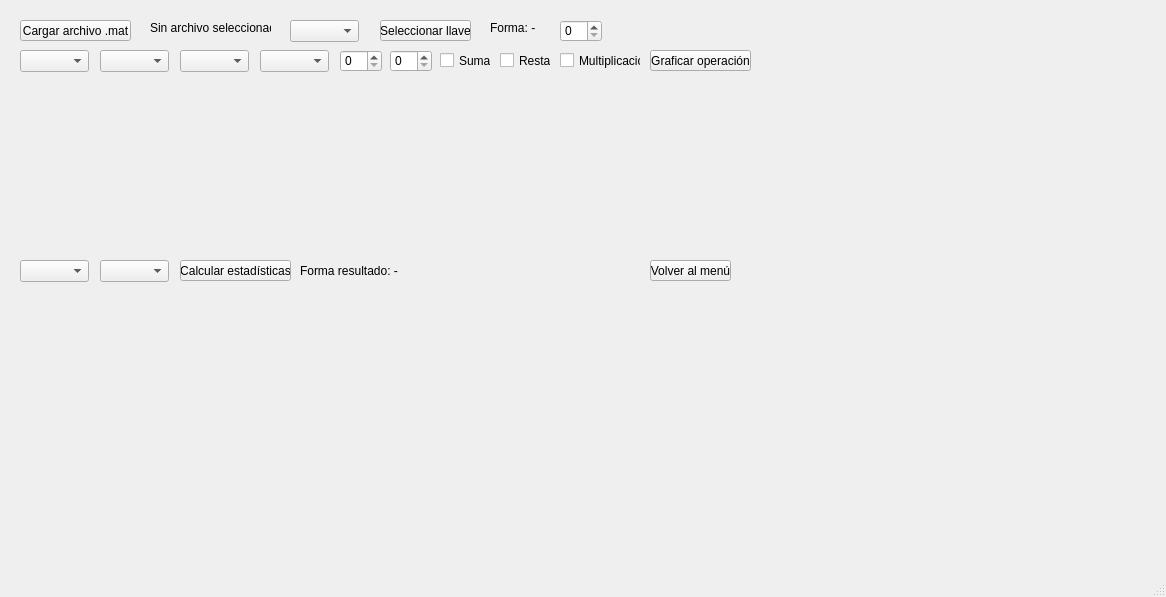
Qt form vista/ui/ventana_senales_mat.ui (santiagoagudelo17-stack/neurolens) before a commit.
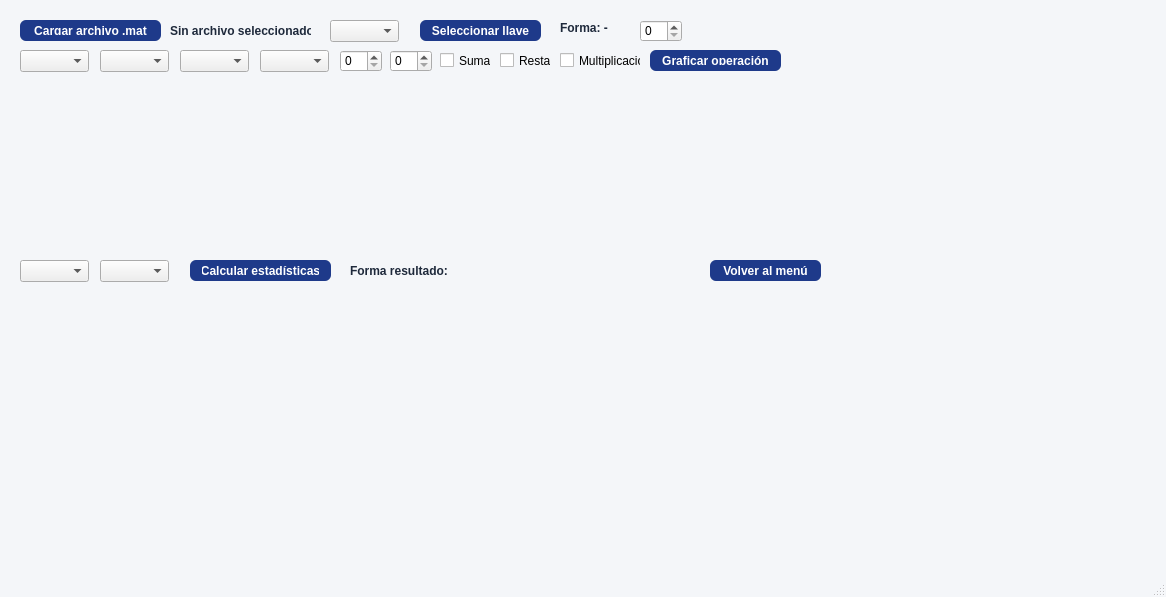
The same form after that commit.

Commit message: Personaliza estilos y colores de ventana_senales_mat.ui

```diff
--- a/vista/ui/ventana_senales_mat.ui
+++ b/vista/ui/ventana_senales_mat.ui
@@ -13,13 +13,32 @@
   <property name="windowTitle">
    <string>MainWindow</string>
   </property>
+  <property name="styleSheet">
+   <string notr="true">QMainWindow {
+    background-color: #F4F6F9;
+}
+QPushButton {
+    background-color: #1E3A8A;
+    color: white;
+    border-radius: 6px;
+    padding: 6px 12px;
+    font-weight: bold;
+}
+QPushButton:hover {
+    background-color: #2563EB;
+}
+QLabel {
+    color: #1E293B;
+    font-weight: bold;
+}</string>
+  </property>
   <widget class="QWidget" name="centralwidget">
    <widget class="QPushButton" name="btnCargarMAT">
     <property name="geometry">
      <rect>
       <x>20</x>
       <y>20</y>
-      <width>111</width>
+      <width>141</width>
       <height>21</height>
      </rect>
     </property>
@@ -30,10 +49,10 @@
    <widget class="QLabel" name="labelArchivo">
     <property name="geometry">
      <rect>
-      <x>150</x>
+      <x>170</x>
       <y>20</y>
-      <width>121</width>
-      <height>16</height>
+      <width>141</width>
+      <height>21</height>
      </rect>
     </property>
     <property name="text">
@@ -43,7 +62,7 @@
    <widget class="QComboBox" name="comboLlaves">
     <property name="geometry">
      <rect>
-      <x>290</x>
+      <x>330</x>
       <y>20</y>
       <width>69</width>
       <height>22</height>
@@ -53,9 +72,9 @@
    <widget class="QPushButton" name="btnSeleccionarLlave">
     <property name="geometry">
      <rect>
-      <x>380</x>
+      <x>420</x>
       <y>20</y>
-      <width>91</width>
+      <width>121</width>
       <height>21</height>
      </rect>
     </property>
@@ -66,7 +85,7 @@
    <widget class="QLabel" name="labelForma">
     <property name="geometry">
      <rect>
-      <x>490</x>
+      <x>560</x>
       <y>20</y>
       <width>51</width>
       <height>16</height>
@@ -79,7 +98,7 @@
    <widget class="QSpinBox" name="spinFs">
     <property name="geometry">
      <rect>
-      <x>560</x>
+      <x>640</x>
       <y>20</y>
       <width>42</width>
       <height>22</height>
@@ -199,7 +218,7 @@
      <rect>
       <x>650</x>
       <y>50</y>
-      <width>101</width>
+      <width>131</width>
       <height>21</height>
      </rect>
     </property>
@@ -210,7 +229,7 @@
    <widget class="QWidget" name="widgetOperacion" native="true">
     <property name="geometry">
      <rect>
-      <x>760</x>
+      <x>790</x>
       <y>50</y>
       <width>271</width>
       <height>201</height>
@@ -240,9 +259,9 @@
    <widget class="QPushButton" name="btnEstadisticas">
     <property name="geometry">
      <rect>
-      <x>180</x>
+      <x>190</x>
       <y>260</y>
-      <width>111</width>
+      <width>141</width>
       <height>21</height>
      </rect>
     </property>
@@ -253,7 +272,7 @@
    <widget class="QLabel" name="labelFormaResultado">
     <property name="geometry">
      <rect>
-      <x>300</x>
+      <x>350</x>
       <y>260</y>
       <width>101</width>
       <height>21</height>
@@ -266,7 +285,7 @@
    <widget class="QWidget" name="widgetBoxplot" native="true">
     <property name="geometry">
      <rect>
-      <x>410</x>
+      <x>470</x>
       <y>260</y>
       <width>231</width>
       <height>131</height>
@@ -276,9 +295,9 @@
    <widget class="QPushButton" name="btnVolverMenu">
     <property name="geometry">
      <rect>
-      <x>650</x>
+      <x>710</x>
       <y>260</y>
-      <width>81</width>
+      <width>111</width>
       <height>21</height>
      </rect>
     </property>
```
